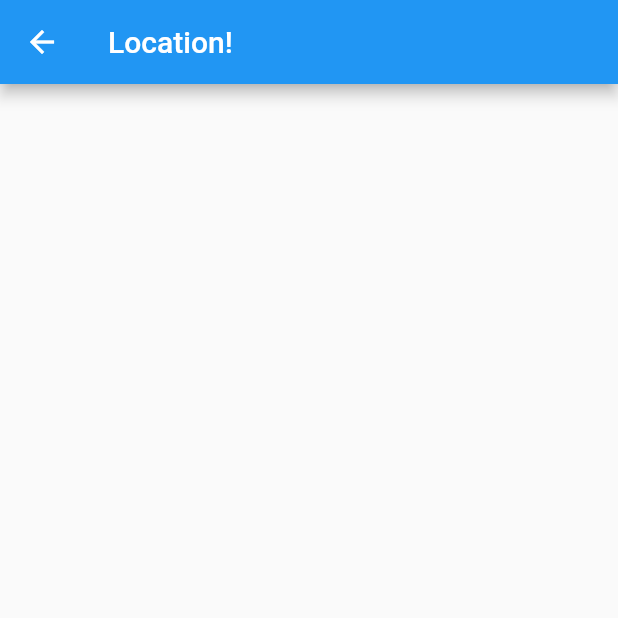
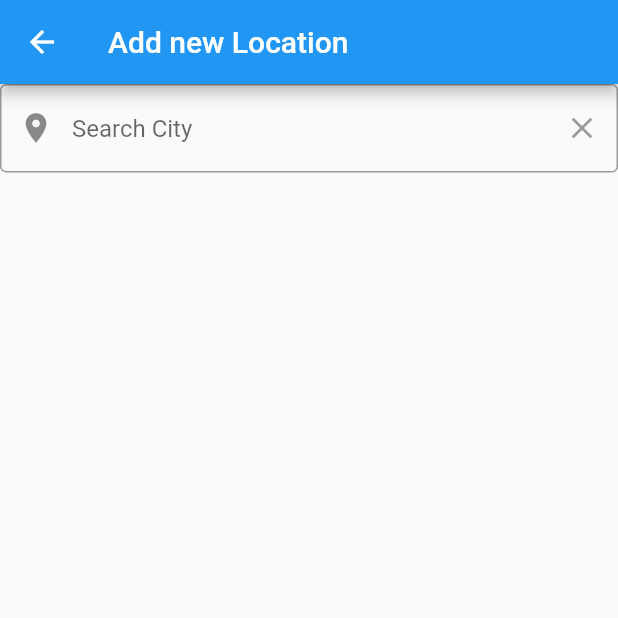
Before and after one commit to hschaeufler/good_weather, a Flutter app: the screen it shows after launch, after a tap on the "add location" icon, on a phone screen of 412 x 824 dp, the top half of it. Run offline on Flutter 3.47's test engine with Material 2 defaults, Android fonts, the phone set to English and light mode, and no system bars.

Commit message:
Implement City Search-Field in Location-Screen

```diff
--- a/lib/main.dart
+++ b/lib/main.dart
@@ -1,5 +1,5 @@
 import 'package:flutter/material.dart';
-import 'package:good_weather/pages/location_page.dart';
+import 'package:good_weather/pages/location_screen.dart';
 import 'package:good_weather/pages/weather_page.dart';
 
 void main() {
@@ -29,7 +29,7 @@ class MyApp extends StatelessWidget {
       initialRoute: '/',
       routes: {
         '/': (context) => const WeatherPage(),
-        '/addlocation': (context) => const LocationPage(),
+        '/addlocation': (context) => const LocationScreen(),
       },
     );
   }
--- a/lib/pages/location_page.dart
+++ /dev/null
@@ -1,15 +0,0 @@
-import 'package:flutter/material.dart';
-
-class LocationPage extends StatelessWidget {
-  const LocationPage({Key? key}) : super(key: key);
-
-  @override
-  Widget build(BuildContext context) {
-    return Scaffold(
-      appBar: AppBar(
-        title: const Text("Location!"),
-      ),
-
-    );
-  }
-}
--- /dev/null
+++ b/lib/pages/location_screen.dart
@@ -0,0 +1,57 @@
+import 'package:flutter/material.dart';
+
+class LocationScreen extends StatefulWidget {
+  const LocationScreen({Key? key}) : super(key: key);
+
+  @override
+  State<LocationScreen> createState() => _LocationScreenState();
+}
+
+class _LocationScreenState extends State<LocationScreen> {
+
+  final _searchController = TextEditingController();
+
+  @override
+  Widget build(BuildContext context) {
+    return Scaffold(
+      appBar: AppBar(
+        title: const Text("Add new Location"),
+      ),
+      body: Column(
+        mainAxisAlignment: MainAxisAlignment.start,
+        children: [
+          TextField(
+            textInputAction: TextInputAction.search,
+            controller: _searchController,
+            decoration: InputDecoration(
+              prefixIcon: const Icon(Icons.location_on),
+              border: const OutlineInputBorder(),
+              hintText: 'Search City',
+              suffixIcon: IconButton(
+                onPressed: _searchController.text.isNotEmpty ? _searchController.clear : null,
+                icon: const Icon(Icons.clear),
+              ),
+            ),
+          )
+        ],
+      ),
+    );
+  }
+
+  void _searchCity() {
+    print(_searchController.text);
+    setState(() {});
+  }
+
+  @override
+  void initState() {
+    super.initState();
+    _searchController.addListener(_searchCity);
+  }
+
+  @override
+  void dispose() {
+    _searchController.dispose();
+    super.dispose();
+  }
+}
```
